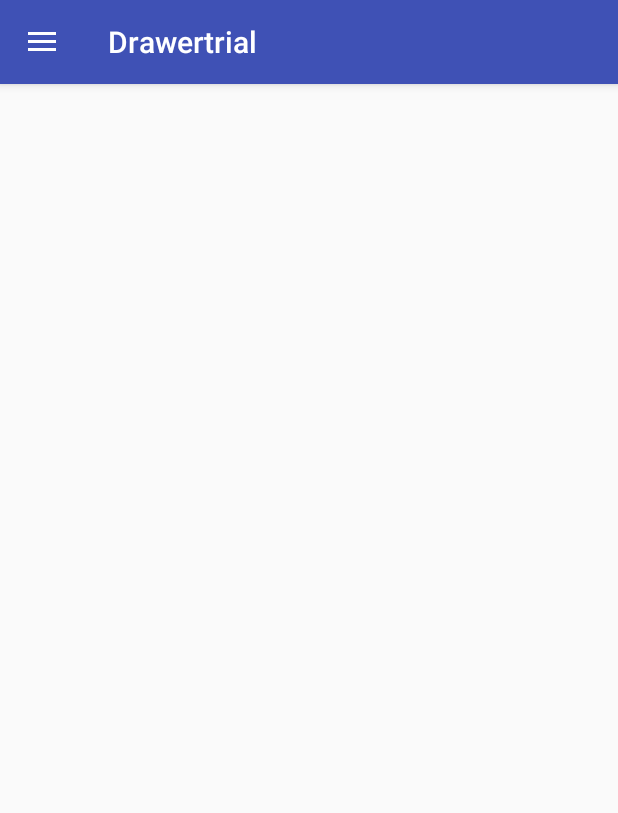
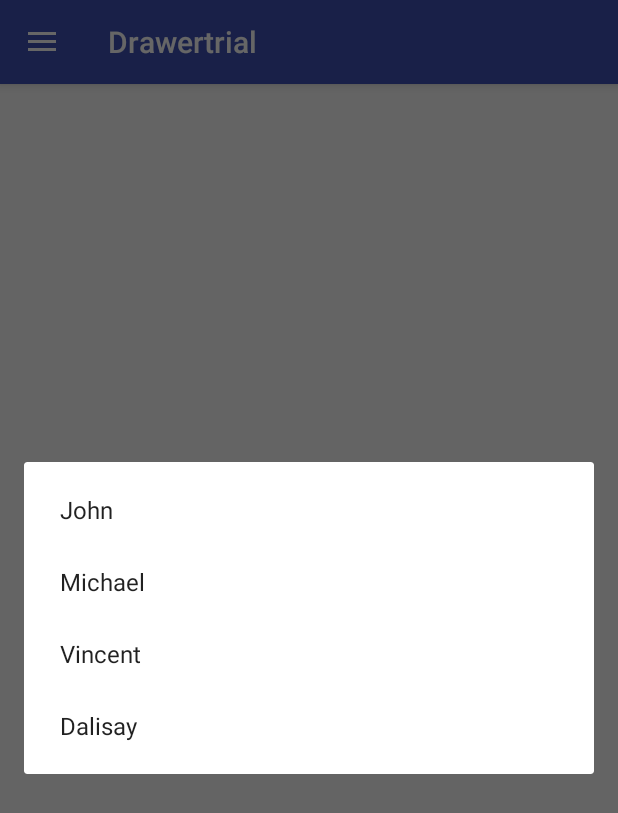
Before and after one commit to OtagoPolytechnic/OldPathMapper, an Android app: the screen it shows after launch (MainActivity), in the side drawer, after a tap on "Information", on a phone screen of 412 x 824 dp. Shown: the top 813 px of the screen. Run offline under Robolectric (Android 15) with nearby library versions, the phone set to English and light mode, and no system bars.

Commit message:
Adding dialogue fragments, information and tracks

```diff
--- /dev/null
+++ b/Layouts/Drawertrial/app/src/main/java/bit/hallnj7/drawertrial/InformationAlertBuilder.java
@@ -0,0 +1,40 @@
+package bit.hallnj7.drawertrial;
+
+import android.app.AlertDialog;
+import android.app.Dialog;
+import android.app.DialogFragment;
+import android.app.FragmentManager;
+import android.content.DialogInterface;
+import android.os.Bundle;
+
+public class InformationAlertBuilder extends DialogFragment
+{
+    HoursAlertBuilder hourAlert;
+    String[] items = { "John", "Michael", "Vincent", "Dalisay" };
+
+    public InformationAlertBuilder() {}
+
+    @Override
+    public Dialog onCreateDialog(Bundle savedInstanceState)
+    {
+        AlertDialog.Builder infoBuilder = new AlertDialog.Builder(getActivity());
+
+        infoBuilder.setItems(items, new DialogInterface.OnClickListener() {
+            @Override
+            public void onClick(DialogInterface dialog, int item)
+            {
+                String chosen = items[item];
+                if (chosen == "John")
+                {
+                    hourAlert = new HoursAlertBuilder();
+                    FragmentManager hourFragm = getFragmentManager();
+                    hourAlert.show(hourFragm, "confirm");
+                }
+            }
+        });
+
+        Dialog customDialog = infoBuilder.create();
+
+        return customDialog;
+    }
+}
--- a/Layouts/Drawertrial/app/src/main/java/bit/hallnj7/drawertrial/MainActivity.java
+++ b/Layouts/Drawertrial/app/src/main/java/bit/hallnj7/drawertrial/MainActivity.java
@@ -1,5 +1,6 @@
 package bit.hallnj7.drawertrial;
 
+import android.app.FragmentManager;
 import android.os.Bundle;
 import android.support.design.widget.FloatingActionButton;
 import android.support.design.widget.Snackbar;
@@ -15,10 +16,15 @@ import android.view.MenuItem;
 import android.widget.Toast;
 
 public class MainActivity extends AppCompatActivity
-        implements NavigationView.OnNavigationItemSelectedListener {
+        implements NavigationView.OnNavigationItemSelectedListener
+{
+
+    TracksAlertBuilder chooseTracks;
+    InformationAlertBuilder chooseInfo;
 
     @Override
-    protected void onCreate(Bundle savedInstanceState) {
+    protected void onCreate(Bundle savedInstanceState)
+    {
         super.onCreate(savedInstanceState);
         setContentView(R.layout.activity_main);
         Toolbar toolbar = (Toolbar) findViewById(R.id.toolbar);
@@ -34,16 +40,25 @@ public class MainActivity extends AppCompatActivity
         navigationView.setNavigationItemSelectedListener(this);
     }
 
-    @SuppressWarnings("StatementWithEmptyBody")
     @Override
-    public boolean onNavigationItemSelected(MenuItem item) {
-        // Handle navigation view item clicks here.
+    public boolean onNavigationItemSelected(MenuItem item)
+    {
         int id = item.getItemId();
 
-        if (id == R.id.nav_tracks) {
+        if (id == R.id.nav_tracks)
+        {
             Toast.makeText(MainActivity.this, "You pressed tracks", Toast.LENGTH_SHORT).show();
-        } else if (id == R.id.nav_info) {
+            chooseTracks = new TracksAlertBuilder();
+            FragmentManager fm = getFragmentManager();
+            chooseTracks.show(fm, "confirm");
+        }
 
+        else if (id == R.id.nav_info)
+        {
+            Toast.makeText(MainActivity.this, "You pressed Information", Toast.LENGTH_SHORT).show();
+            chooseInfo = new InformationAlertBuilder();
+            FragmentManager fragm = getFragmentManager();
+            chooseInfo.show(fragm, "confirm");
         }
 
         DrawerLayout drawer = (DrawerLayout) findViewById(R.id.drawer_layout);
--- /dev/null
+++ b/Layouts/Drawertrial/app/src/main/java/bit/hallnj7/drawertrial/TracksAlertBuilder.java
@@ -0,0 +1,31 @@
+package bit.hallnj7.drawertrial;
+
+import android.app.AlertDialog;
+import android.app.Dialog;
+import android.app.DialogFragment;
+import android.content.DialogInterface;
+import android.os.Bundle;
+import android.widget.Toast;
+
+public class TracksAlertBuilder extends DialogFragment
+{
+    public TracksAlertBuilder() {}
+
+    @Override
+    public Dialog onCreateDialog(Bundle savedInstanceState)
+    {
+        AlertDialog.Builder builder = new AlertDialog.Builder(getActivity());
+
+        builder.setItems(R.array.trackArray, new DialogInterface.OnClickListener() {
+            @Override
+            public void onClick(DialogInterface dialog, int which)
+            {
+
+            }
+        });
+
+        Dialog customDialog = builder.create();
+
+        return customDialog;
+    }
+}
--- /dev/null
+++ b/Layouts/Drawertrial/app/src/main/res/values/arrays.xml
@@ -0,0 +1,14 @@
+<?xml version="1.0" encoding="utf-8"?>
+<resources>
+    <array name="trackArray">
+        <item>Easy</item>
+        <item>Medium</item>
+        <item>Hard</item>
+    </array>
+    <array name="infoArray">
+        <item>Hours</item>
+        <item>Prohibited</item>
+        <item>Statistics</item>
+        <item>Seasonal Attractions</item>
+    </array>
+</resources>
--- a/Layouts/Drawertrial/app/src/main/res/values/strings.xml
+++ b/Layouts/Drawertrial/app/src/main/res/values/strings.xml
@@ -5,4 +5,5 @@
     <string name="navigation_drawer_close">Close navigation drawer</string>
 
     <string name="action_settings">Settings</string>
+    <string name="openingHours">10-12pm monday </string>
 </resources>
```
Also changed, not shown: Layouts/Drawertrial/app/src/main/java/bit/hallnj7/drawertrial/HoursAlertBuilder.java (added, +24 -0 lines).
